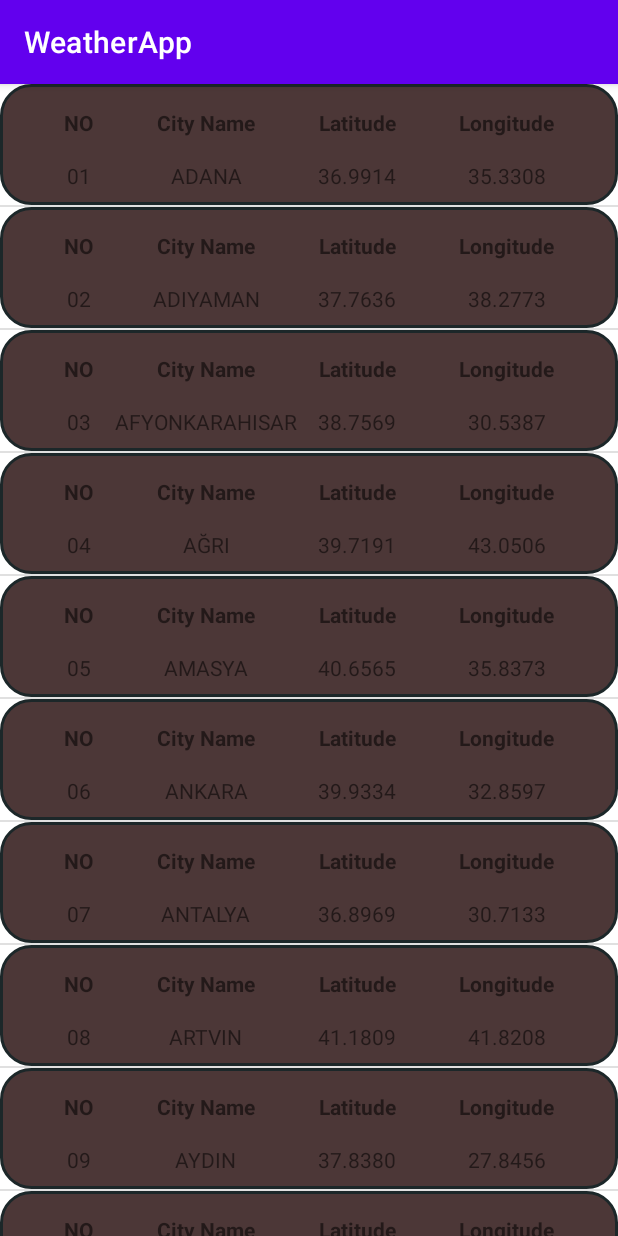
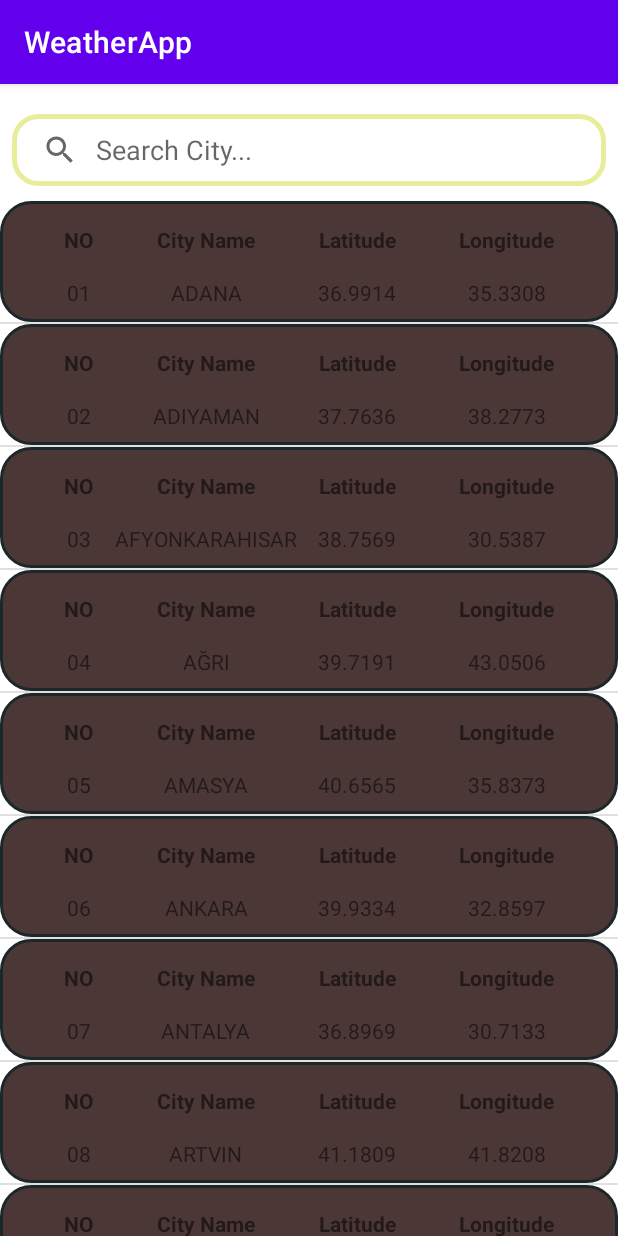
Before and after one commit to ozgursarki/WeatherApp, an Android app: the CitiesFragment screen opened through its navigation route, on a phone screen of 412 x 824 dp. Run offline under Robolectric (Android 15) with nearby library versions, the phone set to English and light mode, and no system bars; our stand-ins replace Dagger/Hilt's generated code, data binding.

Commit message:
SearchView created

```diff
--- a/app/src/main/java/com/ozgursarki/weatherapp/ui/adapter/CitiesAdapter.kt
+++ b/app/src/main/java/com/ozgursarki/weatherapp/ui/adapter/CitiesAdapter.kt
@@ -6,7 +6,12 @@ import com.ozgursarki.weatherapp.domain.model.Cities
 import com.ozgursarki.weatherapp.domain.model.CitiesItem
 import com.ozgursarki.weatherapp.ui.adapter.viewholder.CitiesViewHolder
 
-class CitiesAdapter(private var cityList : Cities = Cities(), val cityClicked : (CitiesItem) -> Unit) : RecyclerView.Adapter<CitiesViewHolder>() {
+class CitiesAdapter(
+    private var cityList: Cities = Cities(),
+    val cityClicked: (CitiesItem) -> Unit
+) : RecyclerView.Adapter<CitiesViewHolder>() {
+
+    private var mainList: ArrayList<CitiesItem> = arrayListOf()
     override fun onCreateViewHolder(parent: ViewGroup, viewType: Int): CitiesViewHolder {
         return CitiesViewHolder.create(parent)
     }
@@ -22,7 +27,34 @@ class CitiesAdapter(private var cityList : Cities = Cities(), val cityClicked :
     }
 
     fun setCityList(newList: Cities) {
-        cityList = newList
+        if (newList.size == 81) {
+            mainList.clear()
+            cityList.clear()
+
+            newList.forEach {
+
+                mainList.add(it)
+                cityList.add(it)
+            }
+        }
+
         notifyDataSetChanged()
     }
+
+    fun searchChange(text: String): Boolean {
+        val searchQuery = mainList.filter {
+            it.name.startsWith(text, true)
+        }
+
+
+
+        cityList.clear()
+        searchQuery.forEach {
+            cityList.add(it)
+        }
+        notifyDataSetChanged()
+        return true
+    }
+
+
 }
--- a/app/src/main/java/com/ozgursarki/weatherapp/ui/screen/city/CitiesFragment.kt
+++ b/app/src/main/java/com/ozgursarki/weatherapp/ui/screen/city/CitiesFragment.kt
@@ -5,6 +5,7 @@ import androidx.fragment.app.Fragment
 import android.view.LayoutInflater
 import android.view.View
 import android.view.ViewGroup
+import androidx.appcompat.widget.SearchView
 import androidx.fragment.app.viewModels
 import androidx.navigation.fragment.findNavController
 import androidx.navigation.fragment.navArgs
@@ -12,21 +13,28 @@ import androidx.recyclerview.widget.DividerItemDecoration
 import androidx.recyclerview.widget.LinearLayoutManager
 import com.ozgursarki.weatherapp.R
 import com.ozgursarki.weatherapp.databinding.FragmentCitiesBinding
+import com.ozgursarki.weatherapp.domain.model.Cities
+import com.ozgursarki.weatherapp.domain.model.CitiesItem
 import com.ozgursarki.weatherapp.ui.adapter.CitiesAdapter
 import dagger.hilt.android.AndroidEntryPoint
+import java.util.*
+import kotlin.collections.List
 
 @AndroidEntryPoint
 class CitiesFragment : Fragment() {
     private lateinit var binding: FragmentCitiesBinding
     private val viewModel : CitiesViewModel by viewModels()
+    private lateinit var newList : List<Cities>
 
 
 
     override fun onCreateView(
         inflater: LayoutInflater, container: ViewGroup?,
         savedInstanceState: Bundle?
-    ): View? {
+    ): View {
         binding = FragmentCitiesBinding.inflate(inflater,container,false)
+
+
         return binding.root
     }
 
@@ -44,6 +52,7 @@ class CitiesFragment : Fragment() {
             val list = viewModel.getCities()
             adapter.setCityList(list)
 
+
         val mDividerItemDecoration = DividerItemDecoration(requireContext(),DividerItemDecoration.VERTICAL)
         with(binding.citiesRv) {
             layoutManager = LinearLayoutManager(
@@ -54,7 +63,25 @@ class CitiesFragment : Fragment() {
             addItemDecoration(mDividerItemDecoration)
         }
 
+        binding.citySearchView.setOnQueryTextListener(object: SearchView.OnQueryTextListener,
+            android.widget.SearchView.OnQueryTextListener {
+            override fun onQueryTextSubmit(query: String?): Boolean {
+                return true
+            }
+
+            override fun onQueryTextChange(newText: String?): Boolean {
+                val list = viewModel.getCities()
+                adapter.setCityList(list)
+                adapter.searchChange(newText!!)
+                return true
+            }
+
+        })
+
+        viewModel.getCities()
+
 
 
     }
+
 }
--- /dev/null
+++ b/app/src/main/res/drawable/searchview_bc.xml
@@ -0,0 +1,11 @@
+<?xml version="1.0" encoding="utf-8"?>
+<shape xmlns:android="http://schemas.android.com/apk/res/android"
+    android:shape="rectangle">
+
+    <corners
+        android:radius="16dp"/>
+    <stroke
+        android:color="@color/LightGreen"
+        android:width="3dp"/>
+
+</shape>
--- a/app/src/main/res/layout/fragment_cities.xml
+++ b/app/src/main/res/layout/fragment_cities.xml
@@ -1,15 +1,28 @@
 <?xml version="1.0" encoding="utf-8"?>
-<FrameLayout xmlns:android="http://schemas.android.com/apk/res/android"
+<LinearLayout xmlns:android="http://schemas.android.com/apk/res/android"
     xmlns:tools="http://schemas.android.com/tools"
     android:layout_width="match_parent"
     android:layout_height="match_parent"
     xmlns:app="http://schemas.android.com/apk/res-auto"
+    android:orientation="vertical"
     tools:context=".ui.screen.city.CitiesFragment">
+
+    <SearchView
+        android:id="@+id/citySearchView"
+        android:layout_width="match_parent"
+        android:layout_height="wrap_content"
+        android:layout_marginHorizontal="8dp"
+        android:layout_marginTop="20dp"
+        android:layout_marginBottom="10dp"
+        android:queryHint="@string/search_city"
+        android:iconifiedByDefault="false"
+        android:background="@drawable/searchview_bc"
+        android:queryBackground="@android:color/transparent"/>
 
 
     <androidx.recyclerview.widget.RecyclerView
         android:id="@+id/citiesRv"
         android:layout_width="match_parent"
         android:layout_height="match_parent"
-        app:layoutManager="androidx.recyclerview.widget.LinearLayoutManager"/>
-</FrameLayout>
+        app:layoutManager="androidx.recyclerview.widget.LinearLayoutManager" />
+</LinearLayout>
--- a/app/src/main/res/values-night/strings.xml
+++ b/app/src/main/res/values-night/strings.xml
@@ -9,4 +9,5 @@
     <string name="pressure">Pressure</string>
     <string name="humidity">Humidity</string>
     <string name="explore">EXPLORE</string>
+    <string name="search_city">Search City...</string>
 </resources>
--- /dev/null
+++ b/app/src/main/res/values-v31/strings.xml
@@ -0,0 +1,4 @@
+<?xml version="1.0" encoding="utf-8"?>
+<resources>
+    <string name="search_city">Search City...</string>
+</resources>
--- a/app/src/main/res/values/strings.xml
+++ b/app/src/main/res/values/strings.xml
@@ -11,4 +11,5 @@
     <string name="explore">EXPLORE</string>
     <!-- TODO: Remove or change this placeholder text -->
     <string name="hello_blank_fragment">Hello blank fragment</string>
+    <string name="search_city">Search City...</string>
 </resources>
```
Also changed, not shown: 1 other file.
